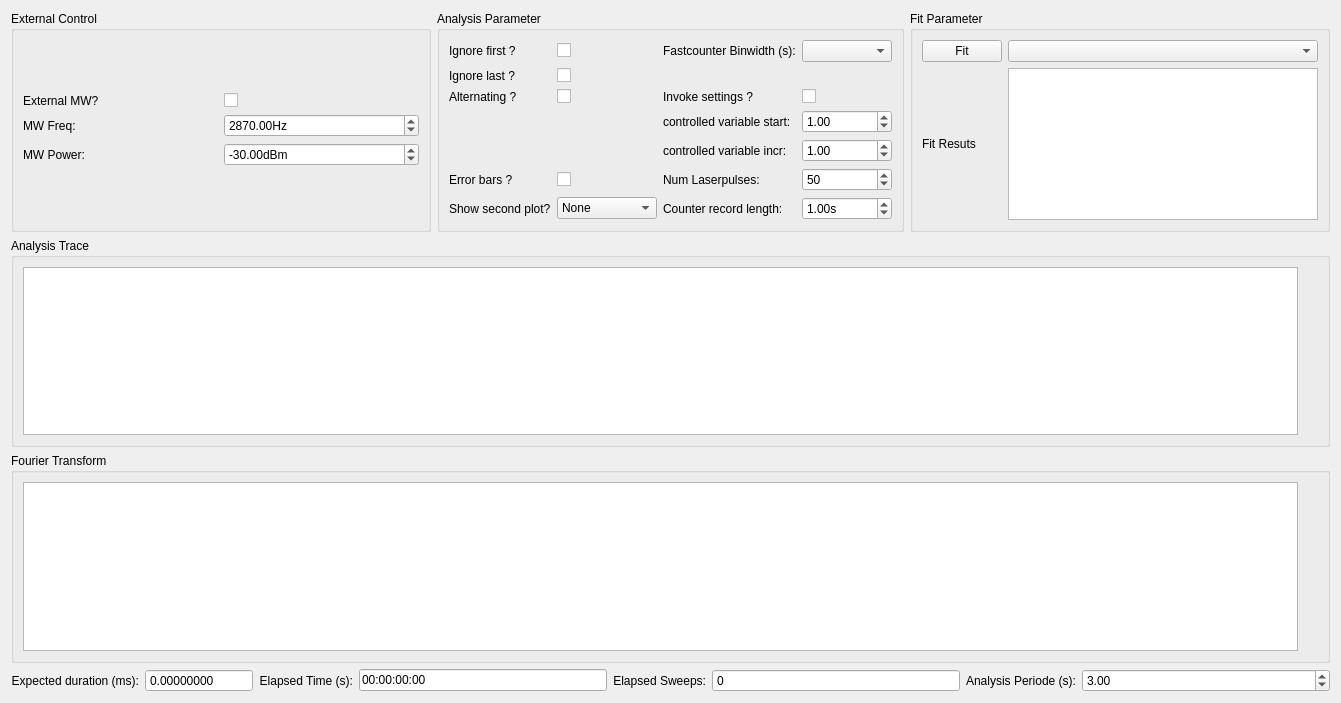
First picture: the form in gui/pulsed/ui_pulse_analysis.ui, repository Ulm-IQO/qudi, before the edit.
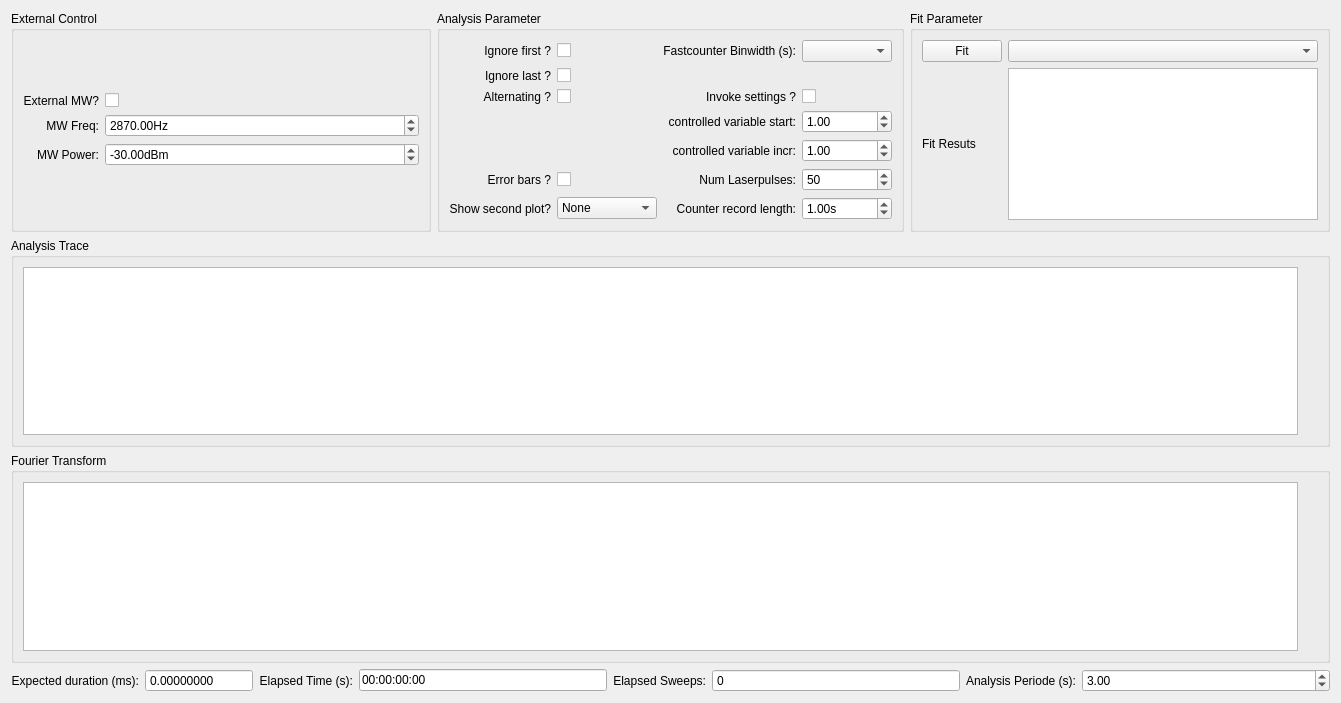
Second picture: the form after the edit. Custom widgets are drawn as their Qt base class.

Commit message:
Changed default range of the scientific integer SpinBox to that of a 64bit signed integer.
Tweaks and bugfixes on the three pulse editors. They are now working as intended with the dummy pulser.

Tweaked the pulsed GUI layout a bit.

```diff
--- a/gui/pulsed/ui_pulse_analysis.ui
+++ b/gui/pulsed/ui_pulse_analysis.ui
@@ -204,10 +204,19 @@
             <property name="text">
              <string>MW Power:</string>
             </property>
+            <property name="alignment">
+             <set>Qt::AlignRight|Qt::AlignTrailing|Qt::AlignVCenter</set>
+            </property>
            </widget>
           </item>
           <item row="2" column="1">
            <widget class="ScienDSpinBox" name="ext_control_mw_power_DoubleSpinBox">
+            <property name="sizePolicy">
+             <sizepolicy hsizetype="Expanding" vsizetype="Fixed">
+              <horstretch>0</horstretch>
+              <verstretch>0</verstretch>
+             </sizepolicy>
+            </property>
             <property name="suffix">
              <string>dBm</string>
             </property>
@@ -227,6 +236,9 @@
             <property name="text">
              <string>External MW?</string>
             </property>
+            <property name="alignment">
+             <set>Qt::AlignRight|Qt::AlignTrailing|Qt::AlignVCenter</set>
+            </property>
            </widget>
           </item>
           <item row="1" column="0">
@@ -234,6 +246,9 @@
             <property name="text">
              <string>MW Freq:</string>
             </property>
+            <property name="alignment">
+             <set>Qt::AlignRight|Qt::AlignTrailing|Qt::AlignVCenter</set>
+            </property>
            </widget>
           </item>
           <item row="0" column="1">
@@ -254,6 +269,12 @@
             <property name="enabled">
              <bool>true</bool>
             </property>
+            <property name="sizePolicy">
+             <sizepolicy hsizetype="Expanding" vsizetype="Fixed">
+              <horstretch>0</horstretch>
+              <verstretch>0</verstretch>
+             </sizepolicy>
+            </property>
             <property name="suffix">
              <string>Hz</string>
             </property>
@@ -289,6 +310,9 @@
             <property name="text">
              <string>Error bars ?</string>
             </property>
+            <property name="alignment">
+             <set>Qt::AlignRight|Qt::AlignTrailing|Qt::AlignVCenter</set>
+            </property>
            </widget>
           </item>
           <item row="5" column="1">
@@ -303,6 +327,9 @@
             <property name="text">
              <string>Show second plot?</string>
             </property>
+            <property name="alignment">
+             <set>Qt::AlignRight|Qt::AlignTrailing|Qt::AlignVCenter</set>
+            </property>
            </widget>
           </item>
           <item row="6" column="2">
@@ -310,6 +337,9 @@
             <property name="text">
              <string>Counter record length:</string>
             </property>
+            <property name="alignment">
+             <set>Qt::AlignRight|Qt::AlignTrailing|Qt::AlignVCenter</set>
+            </property>
            </widget>
           </item>
           <item row="6" column="1">
@@ -351,6 +381,9 @@
             <property name="text">
              <string>Num Laserpulses:</string>
             </property>
+            <property name="alignment">
+             <set>Qt::AlignRight|Qt::AlignTrailing|Qt::AlignVCenter</set>
+            </property>
            </widget>
           </item>
           <item row="5" column="3">
@@ -371,6 +404,9 @@
             <property name="text">
              <string>controlled variable incr:</string>
             </property>
+            <property name="alignment">
+             <set>Qt::AlignRight|Qt::AlignTrailing|Qt::AlignVCenter</set>
+            </property>
            </widget>
           </item>
           <item row="6" column="3">
@@ -420,6 +456,9 @@
             <property name="text">
              <string>controlled variable start:</string>
             </property>
+            <property name="alignment">
+             <set>Qt::AlignRight|Qt::AlignTrailing|Qt::AlignVCenter</set>
+            </property>
            </widget>
           </item>
           <item row="2" column="2">
@@ -427,6 +466,9 @@
             <property name="text">
              <string>Invoke settings ?</string>
             </property>
+            <property name="alignment">
+             <set>Qt::AlignRight|Qt::AlignTrailing|Qt::AlignVCenter</set>
+            </property>
            </widget>
           </item>
           <item row="2" column="3">
@@ -457,6 +499,9 @@
             <property name="text">
              <string>Fastcounter Binwidth (s):</string>
             </property>
+            <property name="alignment">
+             <set>Qt::AlignRight|Qt::AlignTrailing|Qt::AlignVCenter</set>
+            </property>
            </widget>
           </item>
           <item row="1" column="1">
@@ -478,6 +523,9 @@
             <property name="text">
              <string>Ignore first ?</string>
             </property>
+            <property name="alignment">
+             <set>Qt::AlignRight|Qt::AlignTrailing|Qt::AlignVCenter</set>
+            </property>
            </widget>
           </item>
           <item row="1" column="0">
@@ -485,6 +533,9 @@
             <property name="text">
              <string>Ignore last ?</string>
             </property>
+            <property name="alignment">
+             <set>Qt::AlignRight|Qt::AlignTrailing|Qt::AlignVCenter</set>
+            </property>
            </widget>
           </item>
           <item row="2" column="0">
@@ -492,6 +543,9 @@
             <property name="text">
              <string>Alternating ?</string>
             </property>
+            <property name="alignment">
+             <set>Qt::AlignRight|Qt::AlignTrailing|Qt::AlignVCenter</set>
+            </property>
            </widget>
           </item>
          </layout>
@@ -515,6 +569,12 @@
          <layout class="QGridLayout" name="gridLayout_29">
           <item row="1" column="0">
            <widget class="QLabel" name="label_26">
+            <property name="sizePolicy">
+             <sizepolicy hsizetype="Fixed" vsizetype="Preferred">
+              <horstretch>0</horstretch>
+              <verstretch>0</verstretch>
+             </sizepolicy>
+            </property>
             <property name="text">
              <string>Fit Resuts</string>
             </property>
```
Left out of the diff: 26 changed lines with no effect on the pictures. The commit also changes 7 other files.
